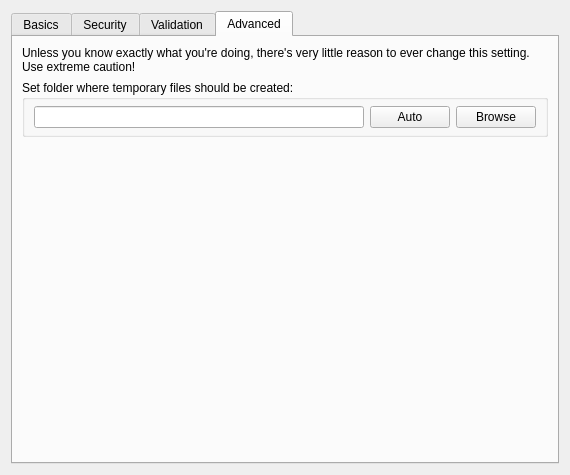
Sigil-Ebook/Sigil, file src/Form_Files/PGeneralSettingsWidget.ui: the form before one commit.
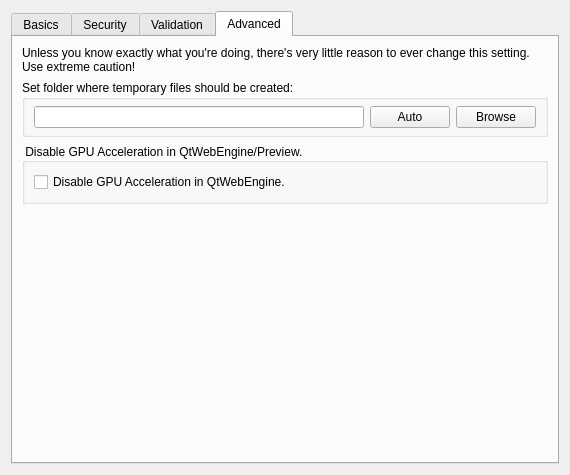
The form after the commit. The open tabs and pages were chosen to show the change.

Commit message: create advanced user setting to disable gpu acceleration in qtwebengine

```diff
--- a/src/Form_Files/PGeneralSettingsWidget.ui
+++ b/src/Form_Files/PGeneralSettingsWidget.ui
@@ -530,6 +530,40 @@
          </layout>
         </widget>
        </item>
+       <item>
+        <widget class="QGroupBox" name="groupBox_gpu">
+         <property name="toolTip">
+          <string>Disable GPU Acceleration in QtWebEngine/Preview</string>
+         </property>
+         <property name="title">
+          <string> Disable GPU Acceleration in QtWebEngine/Preview.</string>
+         </property>
+         <property name="alignment">
+          <set>Qt::AlignLeading|Qt::AlignLeft|Qt::AlignVCenter</set>
+         </property>
+         <layout class="QHBoxLayout" name="horizontalLayout_gpu">
+          <item>
+           <widget class="QCheckBox" name="DisableGPU">
+            <property name="sizePolicy">
+             <sizepolicy hsizetype="Preferred" vsizetype="Fixed">
+              <horstretch>0</horstretch>
+              <verstretch>0</verstretch>
+             </sizepolicy>
+            </property>
+            <property name="toolTip">
+             <string>Disable GPU Acceleration in QtWebEngine.</string>
+            </property>
+            <property name="text">
+             <string>Disable GPU Acceleration in QtWebEngine.</string>
+            </property>
+            <property name="checked">
+             <bool>false</bool>
+            </property>
+           </widget>
+          </item>
+         </layout>
+        </widget>
+       </item>
        <item>
         <spacer name="verticalSpacer_4">
          <property name="orientation">
```
The commit also changes 5 other files.
